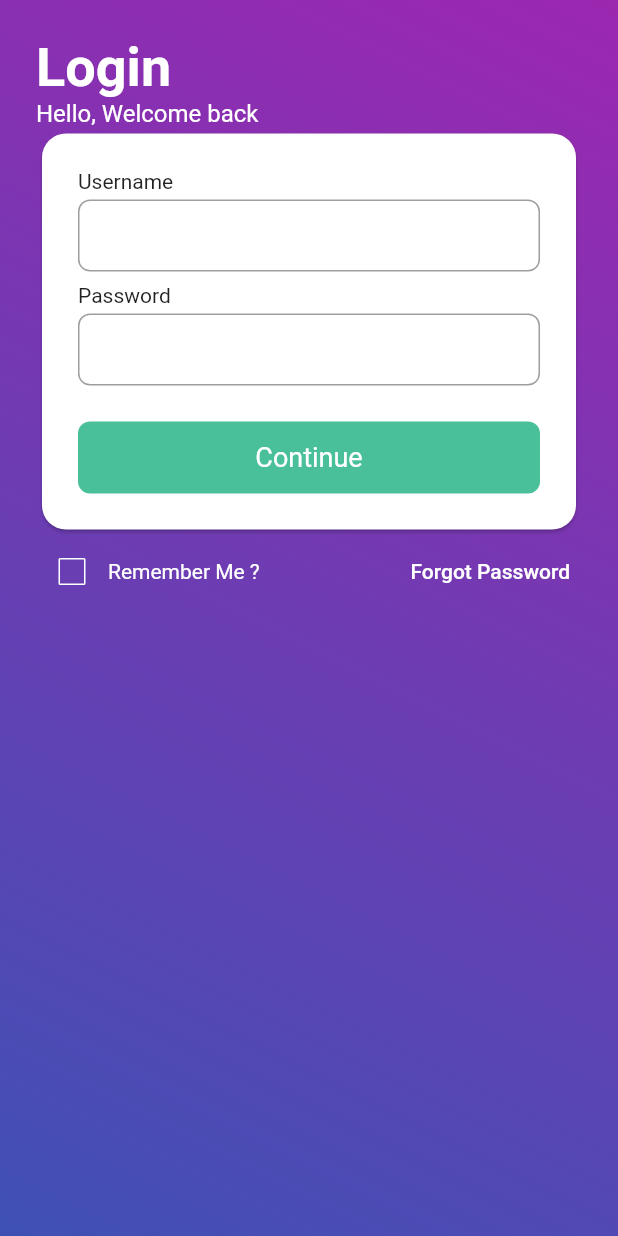
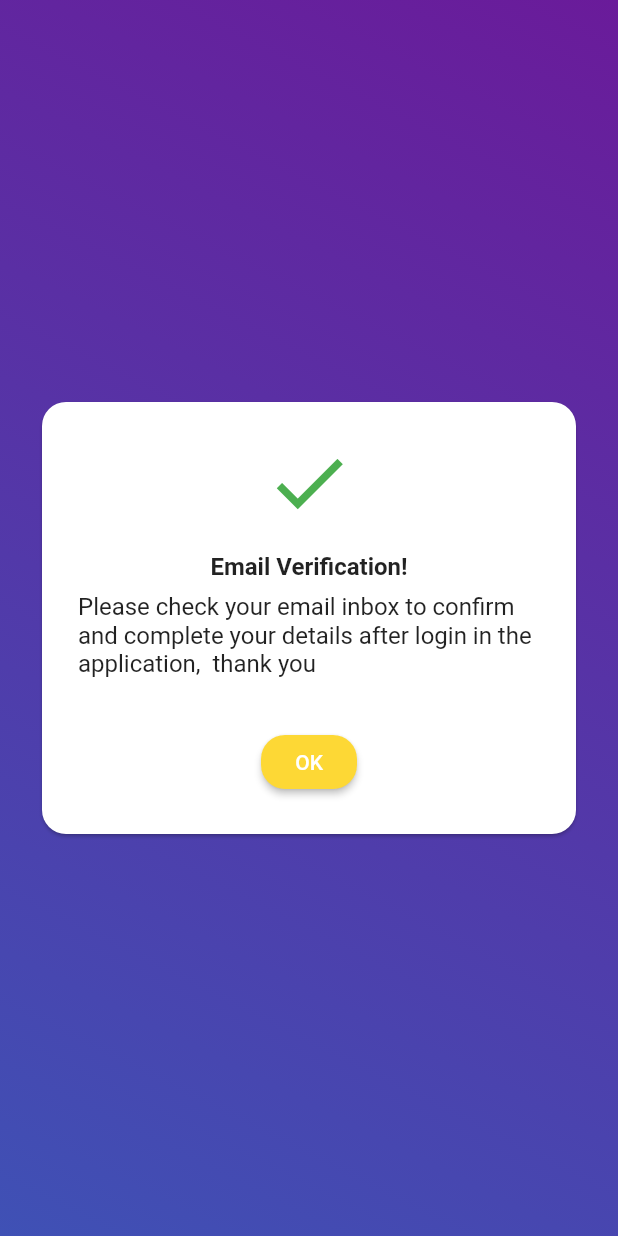
Before and after one commit to manmay-sakib/login_ui, a Flutter app: the LoginScreen screen opened directly, after a tap on "Continue", on a phone screen of 412 x 824 dp. Run offline on Flutter 3.47's test engine with Material 2 defaults, Android fonts, the phone set to English and light mode, and no system bars.

Commit message:
initial commit

```diff
--- a/lib/login_screen.dart
+++ b/lib/login_screen.dart
@@ -1,4 +1,5 @@
 import 'package:flutter/material.dart';
+import 'package:login_ui/verification_page.dart';
 
 class LoginScreen extends StatefulWidget {
   const LoginScreen({Key? key}) : super(key: key);
@@ -16,21 +17,26 @@ class _LoginScreenState extends State<LoginScreen> {
       body: Container(
         height: double.infinity,
         width: double.infinity,
-        decoration: BoxDecoration(
-            gradient: LinearGradient(
-                begin: Alignment.topRight,
-                end: Alignment.bottomLeft,
-                colors: [
+        decoration: const BoxDecoration(
+          gradient: LinearGradient(
+            begin: Alignment.topRight,
+            end: Alignment.bottomLeft,
+            colors: [
               Colors.purple,
               Colors.indigo,
-            ])),
+            ],
+          ),
+        ),
         child: SafeArea(
           child: Padding(
-            padding: EdgeInsets.all(24.0),
+            padding: const EdgeInsets.all(24.0),
             child: Column(
               crossAxisAlignment: CrossAxisAlignment.start,
               children: [
-                Text(
+                const SizedBox(
+                  height: 88,
+                ),
+                const Text(
                   'Login',
                   style: TextStyle(
                     fontSize: 36,
@@ -38,12 +44,20 @@ class _LoginScreenState extends State<LoginScreen> {
                     color: Colors.white,
                   ),
                 ),
-                Text(
+                // Spacer(),
+                const SizedBox(
+                  height: 16,
+                ),
+                const Text(
                   'Hello, Welcome back',
                   style: TextStyle(
                     fontSize: 16,
                     color: Colors.white,
                   ),
+                ),
+                // Spacer(),
+                const SizedBox(
+                  height: 40,
                 ),
                 Card(
                   shape: RoundedRectangleBorder(
@@ -54,13 +68,16 @@ class _LoginScreenState extends State<LoginScreen> {
                     child: Column(
                       crossAxisAlignment: CrossAxisAlignment.start,
                       children: [
-                        Text('Username'),
-                        SizedBox(
-                          height: 4,
+                        const SizedBox(
+                          height: 8,
+                        ),
+                        const Text('Username'),
+                        const SizedBox(
+                          height: 8,
                         ),
                         TextField(
                           decoration: InputDecoration(
-                            contentPadding: EdgeInsets.symmetric(
+                            contentPadding: const EdgeInsets.symmetric(
                               vertical: 0,
                               horizontal: 16,
                             ),
@@ -69,16 +86,16 @@ class _LoginScreenState extends State<LoginScreen> {
                             ),
                           ),
                         ),
-                        SizedBox(
+                        const SizedBox(
                           height: 8,
                         ),
-                        Text('Password'),
-                        SizedBox(
-                          height: 4,
+                        const Text('Password'),
+                        const SizedBox(
+                          height: 8,
                         ),
                         TextField(
                           decoration: InputDecoration(
-                            contentPadding: EdgeInsets.symmetric(
+                            contentPadding: const EdgeInsets.symmetric(
                               vertical: 0,
                               horizontal: 16,
                             ),
@@ -87,32 +104,41 @@ class _LoginScreenState extends State<LoginScreen> {
                             ),
                           ),
                         ),
-                        SizedBox(
-                          height: 24,
+                        const SizedBox(
+                          height: 40,
                         ),
                         ElevatedButton(
-                          onPressed: () {},
-                          child: Text('Continue'),
+                          onPressed: () {
+                            Navigator.of(context).push(
+                              MaterialPageRoute(
+                                builder: (context) {
+                                  return const VerificationPage();
+                                },
+                              ),
+                            );
+                          },
                           style: ElevatedButton.styleFrom(
-                            backgroundColor: Color(0xff49c09a),
+                            backgroundColor: const Color(0xff49c09a),
                             elevation: 0,
                             shape: RoundedRectangleBorder(
                               borderRadius: BorderRadius.circular(8),
                             ),
-                            minimumSize: Size(double.infinity, 48),
-                            textStyle: TextStyle(
+                            minimumSize: const Size(double.infinity, 48),
+                            textStyle: const TextStyle(
                               fontSize: 18,
                             ),
                           ),
+                          child: const Text('Continue'),
                         ),
                       ],
                     ),
                   ),
                 ),
+                // Spacer(),
                 Row(
                   children: [
                     Checkbox(
-                      side: BorderSide(
+                      side: const BorderSide(
                         color: Colors.white,
                       ),
                       value: checked,
@@ -121,16 +147,16 @@ class _LoginScreenState extends State<LoginScreen> {
                         setState(() {});
                       },
                     ),
-                    Text(
+                    const Text(
                       'Remember Me ?',
                       style: TextStyle(
                         color: Colors.white,
                       ),
                     ),
-                    Spacer(),
+                    const Spacer(),
                     TextButton(
                       onPressed: () {},
-                      child: Text(
+                      child: const Text(
                         'Forgot Password',
                         style: TextStyle(
                           color: Colors.white,
@@ -138,7 +164,33 @@ class _LoginScreenState extends State<LoginScreen> {
                       ),
                     )
                   ],
-                )
+                ),
+                const SizedBox(
+                  height: 24,
+                ),
+                // Spacer(),
+
+                Row(
+                  // crossAxisAlignment: CrossAxisAlignment.center,
+                  mainAxisAlignment: MainAxisAlignment.center,
+                  children: [
+                    const Text(
+                      'Not a member yet?',
+                      style: TextStyle(
+                        color: Colors.white,
+                      ),
+                    ),
+                    TextButton(
+                      onPressed: () {},
+                      child: const Text(
+                        'Join now',
+                        style: TextStyle(
+                          color: Colors.yellow,
+                        ),
+                      ),
+                    ),
+                  ],
+                ),
               ],
             ),
           ),
--- a/lib/main.dart
+++ b/lib/main.dart
@@ -1,5 +1,4 @@
 import 'package:flutter/material.dart';
-import 'package:login_ui/login_screen.dart';
 import 'package:login_ui/welcome_screen.dart';
 
 void main() {
--- /dev/null
+++ b/lib/verification_page.dart
@@ -0,0 +1,100 @@
+import 'package:flutter/material.dart';
+import 'package:login_ui/welcome_screen.dart';
+import 'login_screen.dart';
+
+class VerificationPage extends StatelessWidget {
+  const VerificationPage({Key? key}) : super(key: key);
+
+  @override
+  Widget build(BuildContext context) {
+    return Scaffold(
+      body: Center(
+        child: Container(
+          height: double.infinity,
+          width: double.infinity,
+          decoration: BoxDecoration(
+            gradient: LinearGradient(
+              begin: Alignment.topRight,
+              end: Alignment.bottomLeft,
+              colors: [
+                Colors.purple.shade800,
+                Colors.indigo,
+              ],
+            ),
+          ),
+          child: SafeArea(
+            child: Padding(
+              padding: const EdgeInsets.all(24),
+              child: Column(
+                mainAxisAlignment: MainAxisAlignment.center,
+                children: [
+                  Card(
+                    shape: RoundedRectangleBorder(
+                      borderRadius: BorderRadius.circular(16),
+                    ),
+                    child: Padding(
+                      padding: const EdgeInsets.all(24.0),
+                      child: Column(
+                        children: [
+                          const Icon(
+                            Icons.check_outlined,
+                            size: 60,
+                            color: Colors.green,
+                          ),
+                          const SizedBox(
+                            height: 16,
+                          ),
+                          const Text(
+                            'Email Verification!',
+                            style: TextStyle(
+                              fontSize: 16,
+                              fontWeight: FontWeight.bold,
+                            ),
+                          ),
+                          const SizedBox(
+                            height: 8,
+                          ),
+                          const Text(
+                            'Please check your email '
+                            'inbox to confirm and complete your'
+                            ' details after login in the '
+                            'application, '
+                            ' thank you ',
+                            style: TextStyle(
+                              fontSize: 16,
+                            ),
+                          ),
+                          const SizedBox(
+                            height: 32,
+                          ),
+                          ElevatedButton(
+                            style: ElevatedButton.styleFrom(
+                              backgroundColor: Colors.yellow.shade600,
+                              shape: RoundedRectangleBorder(
+                                borderRadius: BorderRadius.circular(16),
+                              ),
+                            ),
+                            onPressed: () {
+                              Navigator.of(context).push(
+                                MaterialPageRoute(
+                                  builder: (context) {
+                                    return WelcomeScreen();
+                                  },
+                                ),
+                              );
+                            },
+                            child: const Text('OK'),
+                          ),
+                        ],
+                      ),
+                    ),
+                  ),
+                ],
+              ),
+            ),
+          ),
+        ),
+      ),
+    );
+  }
+}
--- a/lib/welcome_screen.dart
+++ b/lib/welcome_screen.dart
@@ -27,7 +27,7 @@ class WelcomeScreen extends StatelessWidget {
               children: [
                 const Spacer(flex: 1),
                 const Text(
-                  'Welcome To The Matchmacking Application',
+                  'Welcome To The Matchmaking Application',
                   style: TextStyle(
                     fontSize: 36,
                     color: Colors.white,
@@ -41,7 +41,7 @@ class WelcomeScreen extends StatelessWidget {
                   onPressed: () {
                     Navigator.of(context).push(MaterialPageRoute(
                       builder: (context) {
-                        return LoginScreen();
+                        return const LoginScreen();
                       },
                     ));
                   },
```
